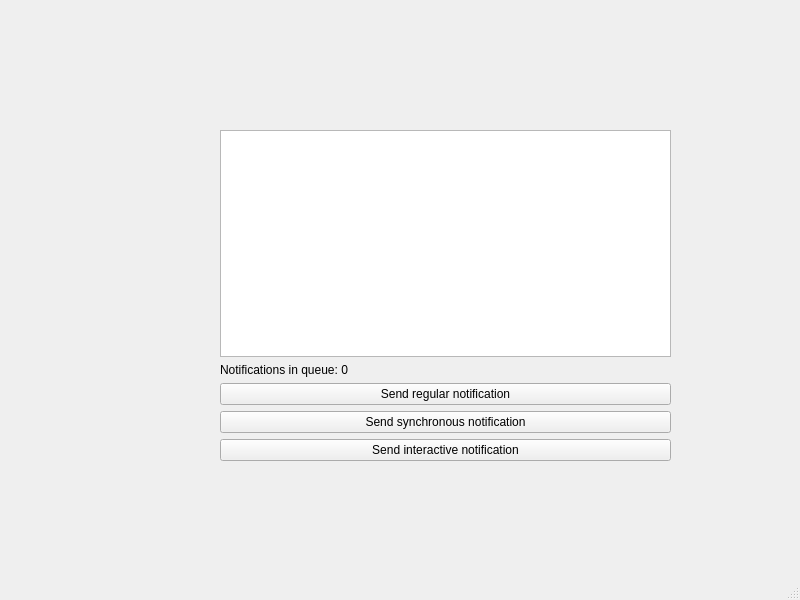
The window that tools/mainWindow.ui (ubports/unity-notifications) describes before a commit, drawn with Qt 5.
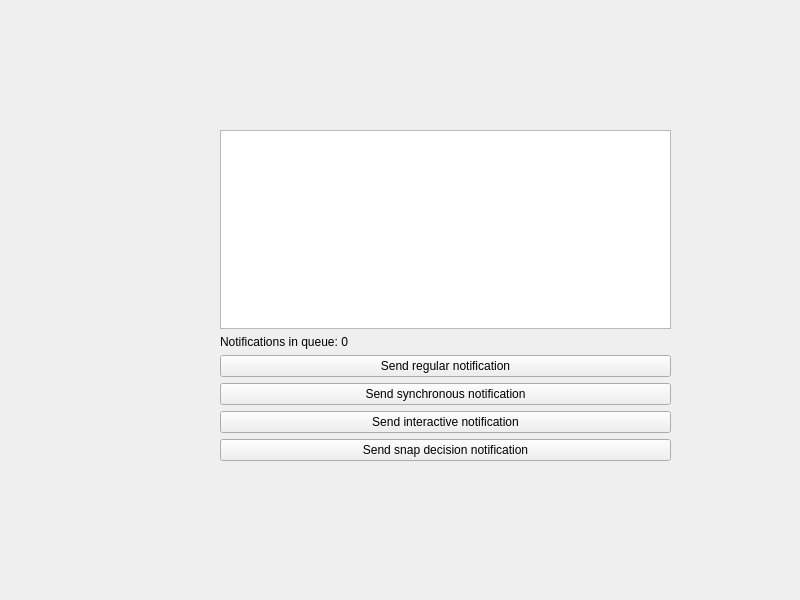
The same window after the commit.

Commit message: Can send snap decisions.

What changed in the file:
```diff
--- a/tools/mainWindow.ui
+++ b/tools/mainWindow.ui
@@ -55,6 +55,13 @@
        </property>
       </widget>
      </item>
+     <item row="5" column="0">
+      <widget class="QPushButton" name="snapSendButton">
+       <property name="text">
+        <string>Send snap decision notification</string>
+       </property>
+      </widget>
+     </item>
     </layout>
    </widget>
   </widget>
@@ -68,7 +75,6 @@
     </rect>
    </property>
   </widget>
-  <widget class="QStatusBar" name="statusbar"/>
  </widget>
  <resources/>
  <connections/>
```
The commit also changes 2 other files.
